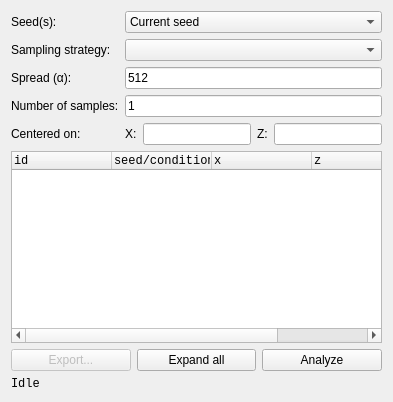
The window that src/tablocations.ui (DUzzL/Seed-Atlas) describes before a commit, drawn with Qt 5.
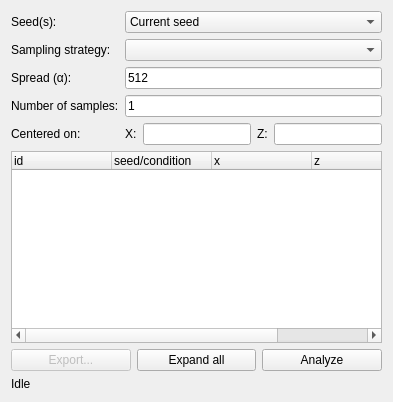
The same window after the commit. Custom widgets are drawn as their Qt base class.

The edit to the form file:
```diff
--- a/src/tablocations.ui
+++ b/src/tablocations.ui
@@ -15,11 +15,6 @@
    </item>
    <item row="10" column="0" colspan="5">
     <widget class="QLabel" name="labelStatus">
-     <property name="font">
-      <font>
-       <family>Courier New</family>
-      </font>
-     </property>
      <property name="text">
       <string>Idle</string>
      </property>
@@ -88,12 +83,7 @@
     </widget>
    </item>
    <item row="8" column="0" colspan="5">
-    <widget class="QTreeWidget" name="treeWidget">
-     <property name="font">
-      <font>
-       <family>Courier New</family>
-      </font>
-     </property>
+    <widget class="ResultTree" name="treeWidget">
      <property name="editTriggers">
       <set>QAbstractItemView::NoEditTriggers</set>
      </property>
@@ -121,31 +111,16 @@
       <property name="text">
        <string>seed/condition</string>
       </property>
-      <property name="font">
-       <font>
-        <family>Courier New</family>
-       </font>
-      </property>
      </column>
      <column>
       <property name="text">
        <string>x</string>
       </property>
-      <property name="font">
-       <font>
-        <family>Courier New</family>
-       </font>
-      </property>
      </column>
      <column>
       <property name="text">
        <string>z</string>
       </property>
-      <property name="font">
-       <font>
-        <family>Courier New</family>
-       </font>
-      </property>
      </column>
      <column>
       <property name="text">
@@ -209,6 +184,11 @@
   </layout>
  </widget>
  <customwidgets>
+  <customwidget>
+   <class>ResultTree</class>
+   <extends>QTreeWidget</extends>
+   <header>src/resultlist.h</header>
+  </customwidget>
   <customwidget>
    <class>StyledComboBox</class>
    <extends>QComboBox</extends>
```
